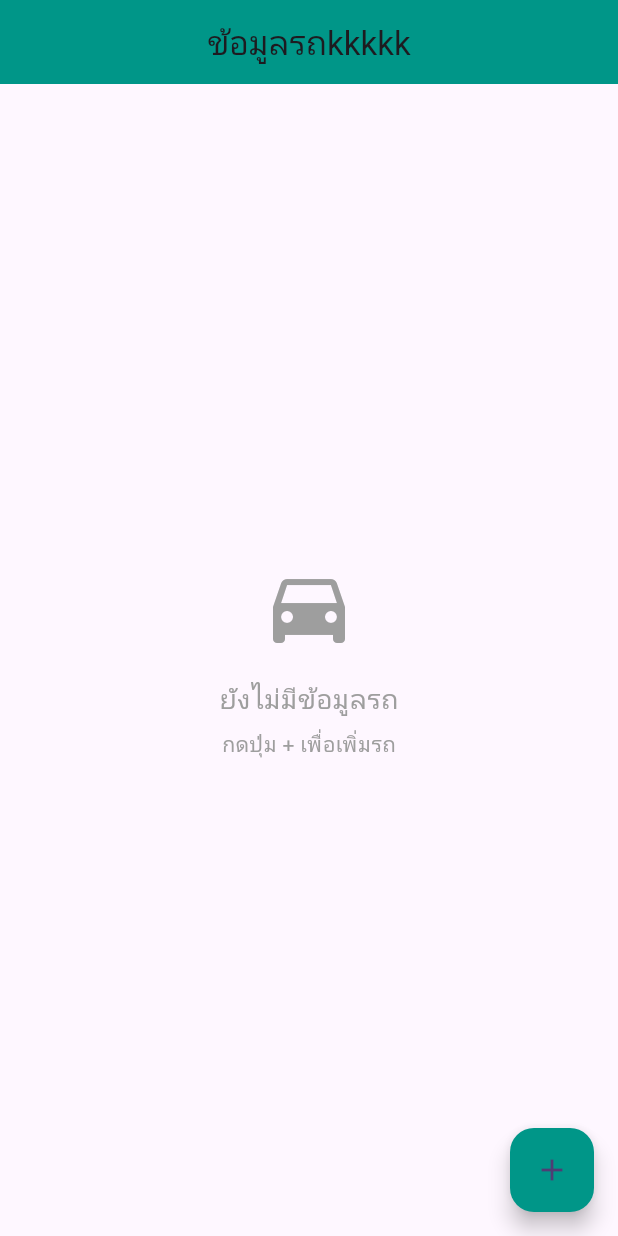
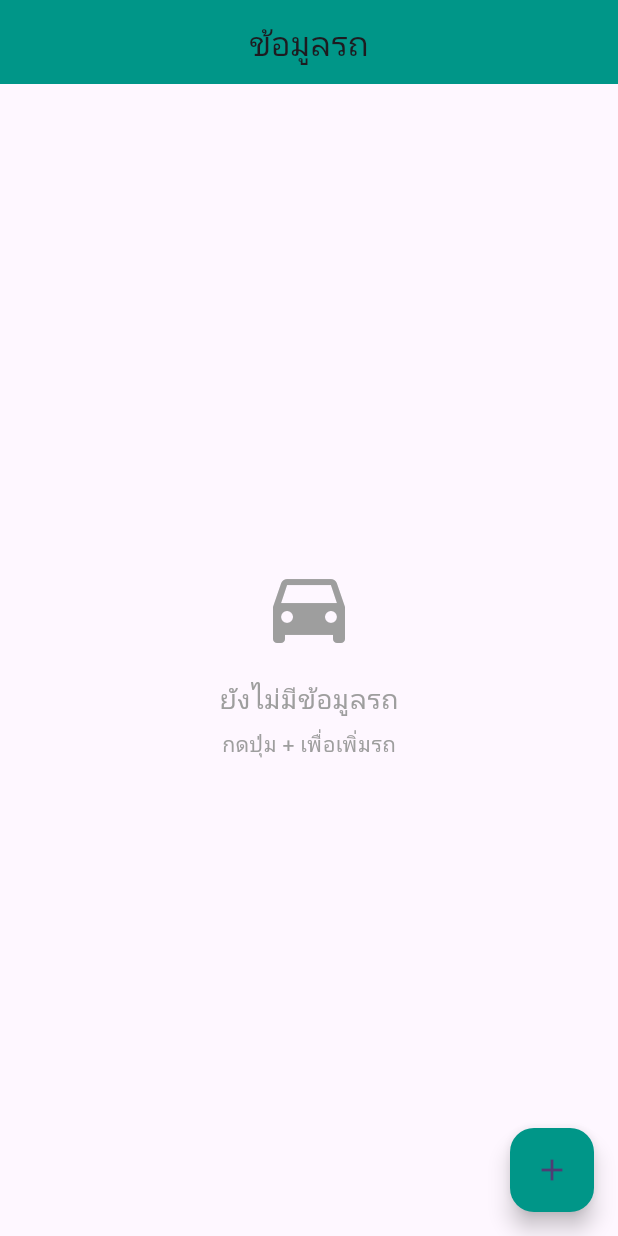
Before and after one commit to DemoEto/trackStatus_flutter, a Flutter app: the VehiclePage screen opened by its route, on a phone screen of 412 x 824 dp. Run offline on Flutter 3.47's test engine with Material 3 defaults, Android fonts, the phone set to English and light mode, and no system bars; our stand-ins replace cloud_firestore, firebase_auth, firebase_core, firebase_storage, font_awesome_flutter, go_router and 3 more; missing offline and left inert: mobile_scanner, webview_flutter_android, webview_flutter_wkwebview; accounts and stored records are empty.

Commit message:
M:title remove kkkk

```diff
--- a/lib/pages/vehicle_page.dart
+++ b/lib/pages/vehicle_page.dart
@@ -60,7 +60,7 @@ class _VehiclePageState extends State<VehiclePage> {
   Widget build(BuildContext context) {
     return Scaffold(
       appBar: AppBar(
-        title: const Text("ข้อมูลรถkkkkk"),
+        title: const Text("ข้อมูลรถ"),
         backgroundColor: Colors.teal,
         centerTitle: true,
       ),
```
